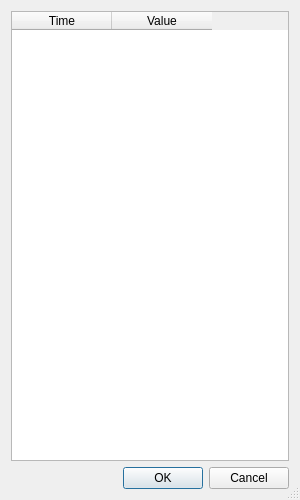
Above: tabdata.ui from Lproduct/Data_Parser_3 before the change. Below: the same form after it.
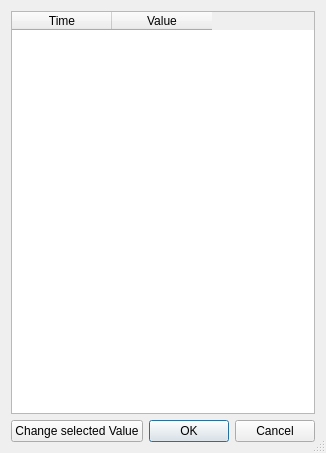
That is the form after the change.

What changed in the file:
```diff
--- a/tabdata.ui
+++ b/tabdata.ui
@@ -6,20 +6,20 @@
    <rect>
     <x>0</x>
     <y>0</y>
-    <width>300</width>
-    <height>500</height>
+    <width>310</width>
+    <height>453</height>
    </rect>
   </property>
   <property name="minimumSize">
    <size>
-    <width>300</width>
-    <height>500</height>
+    <width>0</width>
+    <height>0</height>
    </size>
   </property>
   <property name="maximumSize">
    <size>
-    <width>600</width>
-    <height>1000</height>
+    <width>16777215</width>
+    <height>16777215</height>
    </size>
   </property>
   <property name="windowTitle">
@@ -33,12 +33,18 @@
   </property>
   <layout class="QVBoxLayout" name="verticalLayout_2">
    <item>
-    <layout class="QVBoxLayout" name="verticalLayout">
+    <layout class="QVBoxLayout" name="verticalLayout" stretch="1,0">
      <property name="sizeConstraint">
-      <enum>QLayout::SetMinAndMaxSize</enum>
+      <enum>QLayout::SetDefaultConstraint</enum>
      </property>
      <item>
       <widget class="QTableWidget" name="tableWidget">
+       <property name="maximumSize">
+        <size>
+         <width>16777215</width>
+         <height>16777215</height>
+        </size>
+       </property>
        <column>
         <property name="text">
          <string>Time</string>
@@ -52,6 +58,15 @@
       </widget>
      </item>
      <item>
+      <layout class="QHBoxLayout" name="horizontalLayout">
+       <item>
+        <widget class="QPushButton" name="pushButtonChangeSelectedVal">
+         <property name="text">
+          <string>Change selected Value</string>
+         </property>
+        </widget>
+       </item>
+       <item>
       <widget class="QDialogButtonBox" name="buttonBox">
        <property name="locale">
         <locale language="English" country="UnitedStates"/>
@@ -63,6 +78,8 @@
         <set>QDialogButtonBox::Cancel|QDialogButtonBox::Ok</set>
        </property>
       </widget>
+       </item>
+      </layout>
      </item>
     </layout>
    </item>
```
Lines whose indentation alone changed are shown as unchanged.
